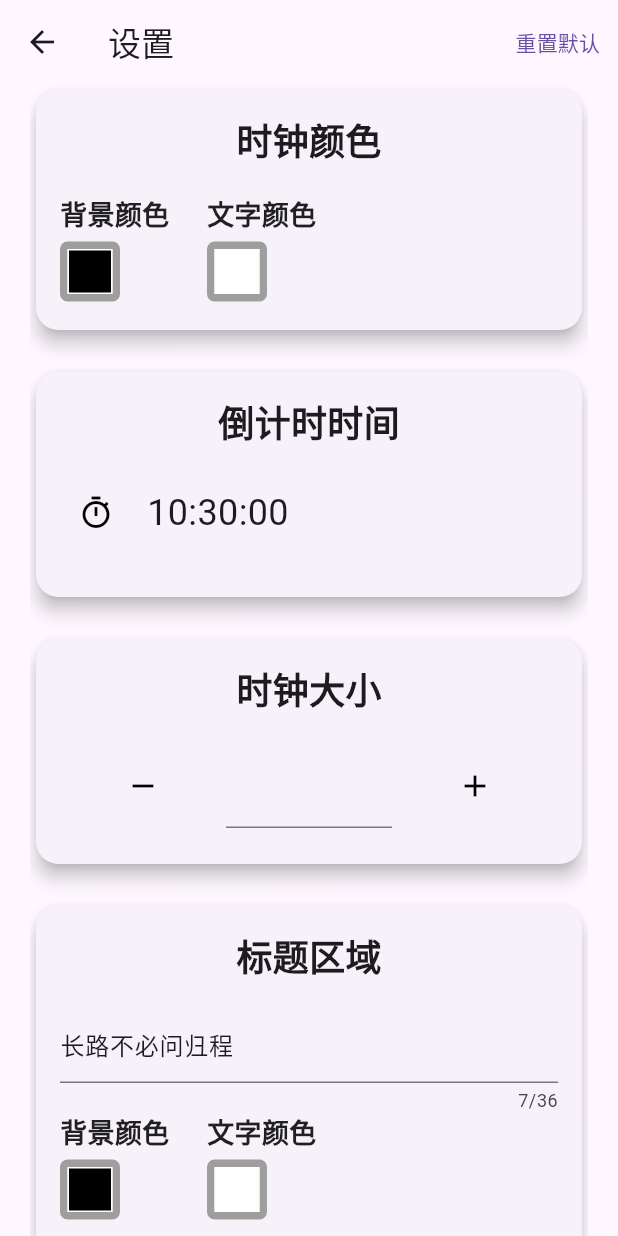
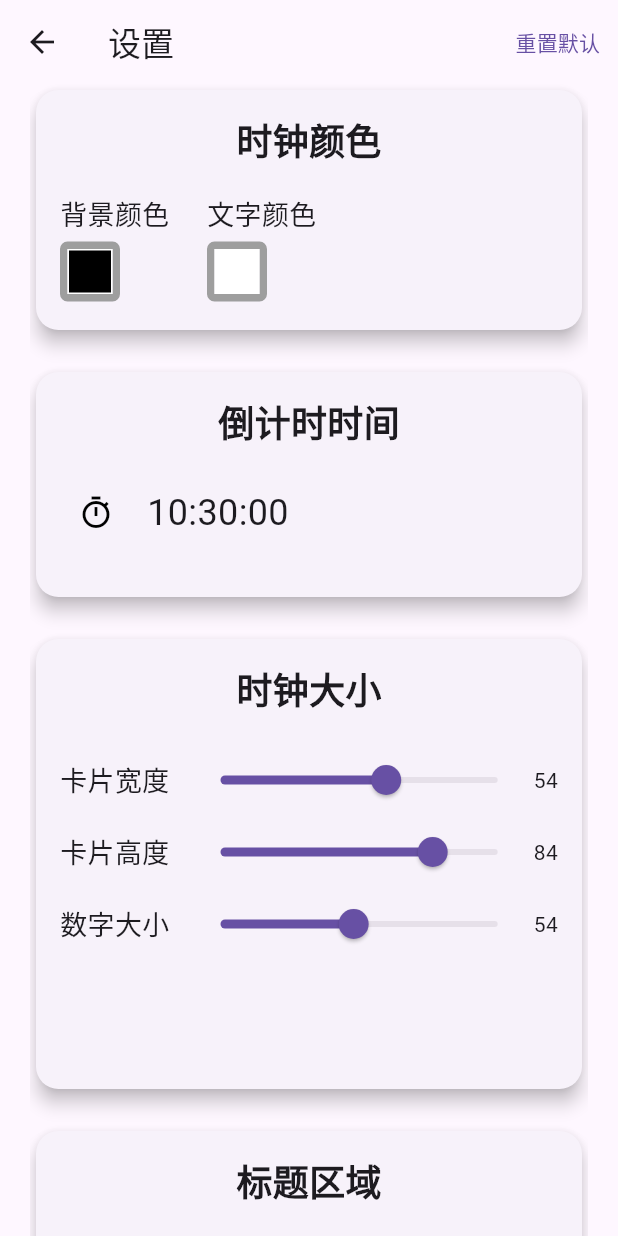
Before and after one commit to bytecrystal/fltimer, a Flutter app: the screen it shows after launch, after a tap on the "settings" icon, on a phone screen of 412 x 824 dp. Run offline on Flutter 3.47's test engine with Material 3 defaults, Android fonts, the phone set to English and light mode, and no system bars; our stand-ins replace flutter_colorpicker, flutter_phoenix, shared_preferences; missing offline and left inert: window_manager; statements that could not run were skipped.

Commit message:
feat: timer size change

```diff
--- a/lib/model/use_config.dart
+++ b/lib/model/use_config.dart
@@ -10,8 +10,7 @@ class UserConfig {
   HeadTitleModel headTitle;
   double windowWidth;
   double windowHeight;
-  double timeWidth;
-  double timeHeight;
+
   bool showIconButton;
   bool showHeader;
 
@@ -34,20 +33,16 @@ class UserConfig {
     required this.headTitle,
     required this.windowWidth,
     required this.windowHeight,
-    required this.timeWidth,
-    required this.timeHeight,
     required this.showIconButton,
     required this.showHeader
   });
 
   static UserConfig defaultConfig() {
     return UserConfig(
-      clock: ClockModel(bgColor: 0xFF000000, color: 0xFFFFFFFF),
+      clock: ClockModel(bgColor: 0xFF000000, color: 0xFFFFFFFF, digitSize: 54.0, cardWidth: 54.0, cardHeight: 84.0),
       headTitle: HeadTitleModel(bgColor: 0xFF000000, color: 0xFFFFFFFF),
       windowWidth: 580,
       windowHeight: 280,
-      timeWidth: 54,
-      timeHeight: 84,
       showIconButton: true,
       showHeader: true
     );
@@ -63,9 +58,18 @@ class UserConfig {
 class ClockModel {
   int bgColor;
   int color;
+  double digitSize;
   String type = 'timer';
+  double cardWidth;
+  double cardHeight;
 
-  ClockModel({required this.bgColor, required this.color});
+  ClockModel({
+    required this.bgColor,
+    required this.color,
+    required this.digitSize,
+    required this.cardWidth,
+    required this.cardHeight
+  });
 
   factory ClockModel.fromJson(Map<String, dynamic> json) => _$ClockModelFromJson(json);
 
--- a/lib/views/icon_bar.dart
+++ b/lib/views/icon_bar.dart
@@ -101,7 +101,7 @@ class IconBar extends StatelessWidget {
             ),
             iconSize: iconSize,
             tooltip: '显示/隐藏标题栏',
-            onPressed: appState.toggleShowHeader),
+            onPressed: appState.toggleWindowSizeWhereShowHeader),
         // if (!timerInfo.displayCurrentTime &&
         //     timerInfo.duration.inSeconds == 0)
         //   IconButton(
--- a/lib/views/settings_page.dart
+++ b/lib/views/settings_page.dart
@@ -1,4 +1,5 @@
 import 'package:flipclock/state/app_state.dart';
+import 'package:flutter/animation.dart';
 import 'package:flutter/material.dart';
 import 'package:flutter/services.dart';
 import 'package:provider/provider.dart';
@@ -82,8 +83,8 @@ class _SettingsPageState extends State<SettingsPage> {
                   '背景颜色',
                   style: TextStyle(
                     fontSize: 18,
-                    fontWeight: FontWeight.bold,
-                    color: Colors.black87,
+                    // fontWeight: FontWeight.bold,
+                    // color: Colors.black87,
                   )
               ),
               SizedBox(height: 5,),
@@ -131,8 +132,8 @@ class _SettingsPageState extends State<SettingsPage> {
                   '文字颜色',
                   style: TextStyle(
                     fontSize: 18,
-                    fontWeight: FontWeight.bold,
-                    color: Colors.black87,
+                    // fontWeight: FontWeight.bold,
+                    // color: Colors.black87,
                   )
               ),
               SizedBox(height: 5,),
@@ -171,6 +172,30 @@ class _SettingsPageState extends State<SettingsPage> {
               )
             ],
           ),
+        ]
+    );
+  }
+
+  Widget _buildSliderRow({required String label, required double value, required double min, required double max, required Function(double) callback}) {
+    return Row(
+        children: [
+          Text(label, style: TextStyle(
+            fontSize: 18,
+          ),),
+          SizedBox(width: 10,),
+          Expanded(
+              child: Slider(
+                value: value,
+                label: value.round().toString(),
+                divisions: max.round() - min.round(),
+                min: min,
+                max: max,
+                onChanged: (double value) {
+                  callback(value);
+                },
+              )
+          ),
+          Text(value.round().toString())
         ]
     );
   }
@@ -261,38 +286,39 @@ class _SettingsPageState extends State<SettingsPage> {
                   SizedBox(height: 20,),
                   _buildCard(
                       child: _buildCardContainer(
-                          child: Row(
+                          child: Column(
                             children: [
-                              Expanded(
-                                child: IconButton(
-                                  onPressed: () => {},
-                                  icon: Icon(Icons.remove, color: Colors.black),
-                                ),
+                              _buildSliderRow(
+                                  label: '卡片宽度',
+                                  value: appState.userConfig.clock.cardWidth,
+                                  min: 30,
+                                  max: 70,
+                                  callback: (value) {
+                                    appState.updateClockCardWidth(value);
+                                  }
                               ),
-                              Expanded(
-                                child: TextField(
-                                  decoration: InputDecoration(
-                                    labelText: '', // 输入框上方的标签文本
-                                    hintText: '', // 占位符文本
-                                  ),
-                                  keyboardType: TextInputType.text, // 弹出文本类型的键盘
-                                  obscureText: false, // 不隐藏输入（不用于密码类型）
-                                  onChanged: (value) {
-                                    // 当输入内容变化时调用
-                                    print('Input: $value');
-                                  },
-                                ),
+                              _buildSliderRow(
+                                  label: '卡片高度',
+                                  value: appState.userConfig.clock.cardHeight,
+                                  min: 30,
+                                  max: 100,
+                                  callback: (value) {
+                                    appState.updateClockCardHeight(value);
+                                  }
                               ),
-                              Expanded(
-                                child: IconButton(
-                                  onPressed: () => {},
-                                  icon: Icon(Icons.add, color: Colors.black),
-                                ),
+                              _buildSliderRow(
+                                  label: '数字大小',
+                                  value: appState.userConfig.clock.digitSize,
+                                  min: 30,
+                                  max: 80,
+                                  callback: (value) {
+                                    appState.updateClockDigitSize(value);
+                                  }
                               ),
                             ],
                           ),
                           title: '时钟大小',
-                          height: 150
+                          height: 300
                       )
                   ),
                   SizedBox(height: 20,),
--- a/lib/views/timer_screen.dart
+++ b/lib/views/timer_screen.dart
@@ -62,10 +62,9 @@ class TimerScreenState extends State<TimerScreen> {
                     ),
                     padding: const EdgeInsets.all(10.0),
                     child: FlipClock(
-                      // digitSize: itemWidth + ((itemHeight - itemWidth).abs() / 2),
-                      digitSize: 54,
-                      width: 54,
-                      height: 84,
+                      digitSize: appState.userConfig.clock.digitSize,
+                      width: appState.userConfig.clock.cardWidth,
+                      height: appState.userConfig.clock.cardHeight,
                       digitColor: clockDigitColor,
                       separatorWidth: 40.0,
                       backgroundColor: clockBgColor,
```
Also changed, not shown: lib/state/app_state.dart (+33 -1 lines), lib/model/use_config.g.dart.
